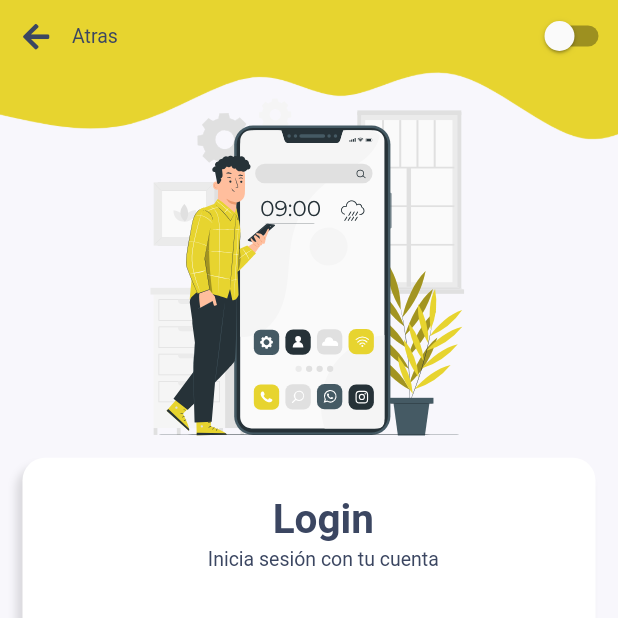
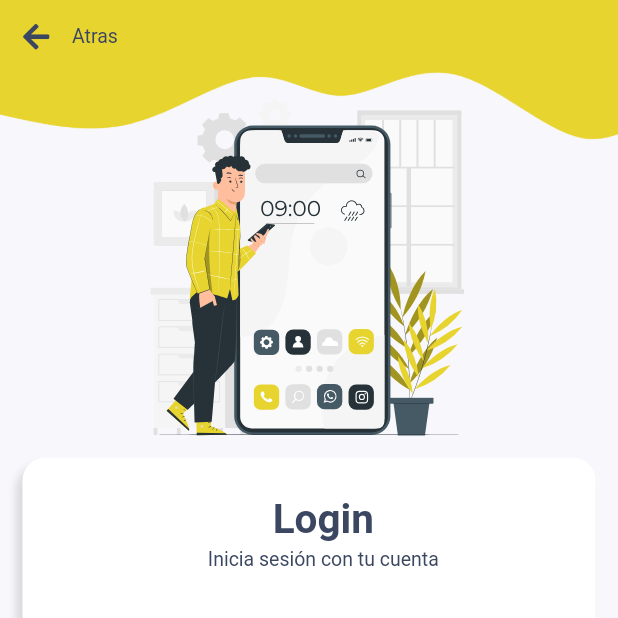
Before and after one commit to AlberthRKO/speed, a Flutter app: the screen it shows after launch, after a tap on "Cliente", on a phone screen of 412 x 824 dp, the top half of it. Run offline on Flutter 3.47's test engine with Material 2 defaults, Android fonts, the light colour scheme and no system bars; our stand-ins replace cloud_firestore, firebase_auth, firebase_core, flutter_spinkit, flutter_svg, font_awesome_flutter and 3 more; missing offline and left inert: flutter_statusbar_manager; accounts and stored records are empty; Roboto replaces fonts that are missing (RubikI).

Commit message:
dark y light storage

```diff
--- a/lib/components/contenedor.dart
+++ b/lib/components/contenedor.dart
@@ -40,8 +40,7 @@
         child: Stack(
           children: [
             Container(
-              height: size.height,
-              color: Colors.red,
+              width: size.width * 1,
               child: Image.asset(
                 'assets/images/mapa.jpg',
                 fit: BoxFit.cover,
--- a/lib/components/sidebar.dart
+++ b/lib/components/sidebar.dart
@@ -15,6 +15,7 @@
 
   @override
   Widget build(BuildContext context) {
+    TemaProvider().barState();
     Size size = MediaQuery.of(context).size;
     // construimos el builder para el dark o light
     return GetBuilder<TemaProvider>(
@@ -78,7 +79,7 @@
                       mainAxisAlignment: MainAxisAlignment.spaceBetween,
                       children: [
                         Text(
-                          'Modo ' + _.modo,
+                          'Modo ' + _.typeTheme(),
                         ),
                         Switch(
                           value: _.isDark,
--- a/lib/controllers/sidebar_controller.dart
+++ b/lib/controllers/sidebar_controller.dart
@@ -18,7 +18,7 @@
       yOffset = size.height / 7;
       isDrawerOpen = true;
     }
-    print(isDrawerOpen);
+    // print(isDrawerOpen);
     update();
   }
 }
--- a/lib/main.dart
+++ b/lib/main.dart
@@ -1,12 +1,15 @@
 import 'package:flutter/material.dart';
 import 'package:get/get.dart';
+import 'package:get_storage/get_storage.dart';
 import 'package:speed/screen/splash_screen.dart';
 import 'package:firebase_core/firebase_core.dart';
+import 'package:speed/theme/themeChange.dart';
 
 // ponemos async para que cargue en toda la app y mantenga la autenticacion
 void main() async {
   // inicializamos firebase
   WidgetsFlutterBinding.ensureInitialized();
+  await GetStorage.init();
   await Firebase.initializeApp();
   runApp(MyApp());
 }
@@ -14,86 +17,15 @@
 class MyApp extends StatelessWidget {
   @override
   Widget build(BuildContext context) {
-    return GetMaterialApp(
-      debugShowCheckedModeBanner: false,
-      title: 'Speed',
-      theme: ThemeData(
-        primaryColor: Color(0XFFE7D42F),
-        accentColor: Color(0XFF3B4661),
-        backgroundColor: Color(0xFFF8F7FC),
-        hintColor: Color(0XFF3B4661),
-        cardColor: Colors.white,
-        textTheme: TextTheme(
-          headline1: TextStyle(
-            fontFamily: 'RubikI',
-            fontSize: 40,
-            color: Color(0XFF3B4661),
-            fontStyle: FontStyle.italic,
-            fontWeight: FontWeight.bold,
-          ),
-          headline2: TextStyle(
-            fontFamily: 'RubikI',
-            fontSize: 30,
-            color: Color(0XFF3B4661),
-            fontStyle: FontStyle.italic,
-            fontWeight: FontWeight.bold,
-          ),
-          // para titulo de los accesos
-          headline4: TextStyle(
-            fontFamily: 'RubikI',
-            fontSize: 27,
-            color: Color(0XFF3B4661),
-            fontWeight: FontWeight.bold,
-          ),
-          // Para los Selectores de usuario
-          headline3: TextStyle(
-            fontFamily: 'RubikI',
-            fontSize: 20,
-            color: Color(0XFF3B4661),
-            fontWeight: FontWeight.bold,
-          ),
-          // Para los titulos de nombre
-          headline5: TextStyle(
-            fontFamily: 'RubikI',
-            fontSize: 18,
-            color: Color(0XFF3B4661),
-            fontWeight: FontWeight.bold,
-          ),
-          // cabecera de speed
-          headline6: TextStyle(
-            fontFamily: 'RubikI',
-            fontSize: 25,
-            color: Color(0XFF3B4661),
-            fontStyle: FontStyle.italic,
-            fontWeight: FontWeight.bold,
-          ),
-          button: TextStyle(
-            fontFamily: 'RubikI',
-            fontSize: 16,
-            color: Color(0XFF3B4661),
-            fontWeight: FontWeight.bold,
-          ),
-          bodyText2: TextStyle(
-            fontFamily: 'RubikI',
-            fontSize: 13,
-            color: Color(0XFF3B4661),
-          ),
-          bodyText1: TextStyle(
-            fontFamily: 'RubikI',
-            fontSize: 15,
-            color: Color(0XFF3B4661),
-            fontStyle: FontStyle.italic,
-            fontWeight: FontWeight.bold,
-          ),
-          subtitle2: TextStyle(
-            fontFamily: 'RubikI',
-            fontSize: 13,
-            color: Color(0XFF3B4661),
-            fontWeight: FontWeight.bold,
-          ),
-        ),
+    TemaProvider().barState();
+    return GetBuilder<TemaProvider>(
+      init: TemaProvider(),
+      builder: (_) => GetMaterialApp(
+        debugShowCheckedModeBanner: false,
+        title: 'Speed',
+        theme: _.theme,
+        home: SplashScreen(),
       ),
-      home: SplashScreen(),
     );
   }
 }
--- a/lib/screen/home_screen.dart
+++ b/lib/screen/home_screen.dart
@@ -5,20 +5,12 @@
 import 'package:speed/components/sidebar.dart';
 import 'package:speed/controllers/sidebar_controller.dart';
 
-class Home extends StatefulWidget {
-  @override
-  _HomeState createState() => _HomeState();
-}
-
-class _HomeState extends State<Home> {
+class Home extends StatelessWidget {
   @override
   Widget build(BuildContext context) {
     Size size = MediaQuery.of(context).size;
     return Scaffold(
-      /* appBar: AppBar(
-        elevation: 0,
-        toolbarHeight: size.height * 0,
-      ), */
+      backgroundColor: Theme.of(context).backgroundColor,
       body: Stack(
         children: [
           Sidebar(),
--- a/lib/screen/login_screen.dart
+++ b/lib/screen/login_screen.dart
@@ -9,18 +9,13 @@
 import 'package:speed/components/shakeTransition.dart';
 import 'package:speed/controllers/login_controller.dart';
 import 'package:speed/screen/register_screen.dart';
-import 'package:speed/theme/themeChange.dart';
 
 class Login extends StatelessWidget {
-  final temaController = Get.put(TemaProvider());
-
-  final _con = Get.put(LoginController());
-
   @override
   Widget build(BuildContext context) {
     Size size = MediaQuery.of(context).size;
     return GetBuilder<LoginController>(
-      init: _con,
+      init: LoginController(),
       builder: (_) => Background(
         taman: size.width > 450 ? 750 : 550,
         child: ListView(
@@ -172,8 +167,6 @@
     Key key,
   }) : super(key: key);
 
-  final temaController = Get.put(TemaProvider());
-
   @override
   Widget build(BuildContext context) {
     return Row(
@@ -198,14 +191,6 @@
                 ),
               ),
             ],
-          ),
-        ),
-        GetBuilder<TemaProvider>(
-          builder: (_) => Switch(
-            value: temaController.isDark,
-            onChanged: (estado) {
-              temaController.cambiarTema(estado);
-            },
           ),
         ),
       ],
--- a/lib/screen/splash_screen.dart
+++ b/lib/screen/splash_screen.dart
@@ -10,6 +10,7 @@
     return GetBuilder(
       init: SplashController(),
       builder: (_) => Scaffold(
+        backgroundColor: Theme.of(context).backgroundColor,
         body: SafeArea(
           child: Column(
             mainAxisAlignment: MainAxisAlignment.spaceEvenly,
--- a/lib/theme/themeChange.dart
+++ b/lib/theme/themeChange.dart
@@ -1,17 +1,27 @@
 import 'package:flutter/material.dart';
+import 'package:flutter_statusbar_manager/flutter_statusbar_manager.dart';
 import 'package:get/get.dart';
-import 'package:shared_preferences/shared_preferences.dart';
+import 'package:get_storage/get_storage.dart';
 
 class TemaProvider extends GetxController {
-  var isDark = false;
-  String modo = 'Claro';
-  // creamos una variable para guardar el modo de nuestro tema
-  SharedPreferences preferences;
+  final appData = GetStorage();
+  final appStyle = GetStorage();
+  bool get isDark => appData.read('darkmode') ?? false;
+  ThemeData get theme => isDark ? temaDark() : temaLight();
+
+  String typeTheme() => isDark ? 'Oscuro' : 'Claro';
+
+  void barState() {
+    if (isDark)
+      FlutterStatusbarManager.setStyle(StatusBarStyle.LIGHT_CONTENT);
+    else
+      FlutterStatusbarManager.setStyle(StatusBarStyle.DARK_CONTENT);
+  }
+
   // String prefkey = "isDarkModeKey";
 
-  void temaLight() {
-    Get.changeTheme(
-      ThemeData(
+  ThemeData temaLight() {
+    return ThemeData(
       primaryColor: Color(0XFFE7D42F),
       accentColor: Color(0XFF3B4661),
       backgroundColor: Color(0xFFF8F7FC),
@@ -82,15 +92,14 @@
           fontWeight: FontWeight.bold,
         ),
       ),
-      ),
     );
+
     // preferences.setBool(prefkey, true);
   }
 
   //Variables de entorno para el tema dark
-  void temaDark() {
-    Get.changeTheme(
-      ThemeData(
+  ThemeData temaDark() {
+    return ThemeData(
       primaryColor: Color(0XFFE7D42F),
       accentColor: Color(0XFF3B4661),
       backgroundColor: Color(0xFF252737),
@@ -161,23 +170,19 @@
           fontWeight: FontWeight.bold,
         ),
       ),
-      ),
     );
   }
 
   // recibimos el estado y preguntamos envase a lo que sea se ejecute el tema
   void cambiarTema(bool estado) {
-    if (estado) {
-      // si es true cambiamos el estado del value isdark a true..
-      //porque arrancaba en false en el switch
-      temaDark();
-      modo = 'Oscuro';
-      isDark = true;
-    } else {
-      temaLight();
-      modo = 'Claro';
-      isDark = false;
-    }
+    appData.write('darkmode', estado);
+    if (isDark)
+      FlutterStatusbarManager.setStyle(StatusBarStyle.LIGHT_CONTENT);
+    else
+      FlutterStatusbarManager.setStyle(StatusBarStyle.DARK_CONTENT);
+
+    /* print(isDarkk);
+    print(modo); */
     // hacemos un update en el getX para que lee los cambios
     update();
   }
--- a/pubspec.yaml
+++ b/pubspec.yaml
@@ -16,8 +16,10 @@
   font_awesome_flutter: ^8.2.0
   #animacion de cargando
   flutter_spinkit: ^5.0.0
+  flutter_statusbar_manager: ^2.0.0
   flutter_svg: ^0.22.0
   get: ^4.1.4
+  get_storage: ^2.0.2
   shared_preferences: ^2.0.5
   firebase_auth: ^1.2.0
   cloud_firestore: ^2.2.0
```
Also changed, not shown: pubspec.lock. Lines whose indentation alone changed are shown as unchanged.
